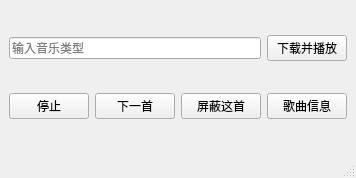
iwxyi/EmotionSongsPlayer, file mainwindow.ui: the form before one commit.
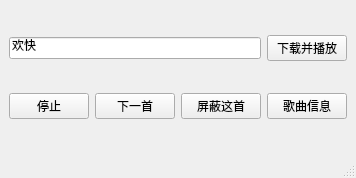
The form after the commit.

Commit message: 添加歌单获取

Diff of the .ui file:
```diff
--- a/mainwindow.ui
+++ b/mainwindow.ui
@@ -6,7 +6,7 @@
    <rect>
     <x>0</x>
     <y>0</y>
-    <width>335</width>
+    <width>338</width>
     <height>178</height>
    </rect>
   </property>
@@ -19,6 +19,9 @@
      <layout class="QHBoxLayout" name="horizontalLayout">
       <item>
        <widget class="QLineEdit" name="lineEdit">
+        <property name="text">
+         <string>欢快</string>
+        </property>
         <property name="placeholderText">
          <string>输入音乐类型</string>
         </property>
```
Left out of the diff: 2 changed lines with no effect on the pictures. The commit also changes 2 other files.
